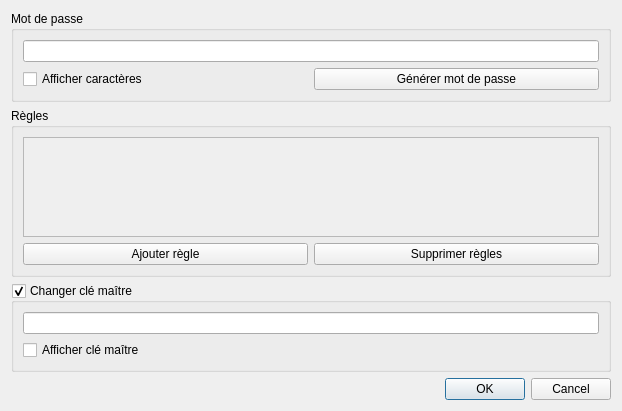
Old version of the form src/RetardateurMDP/ChangePasswordDialog.ui in the repository PoignardAzur/GenerateurMdP.
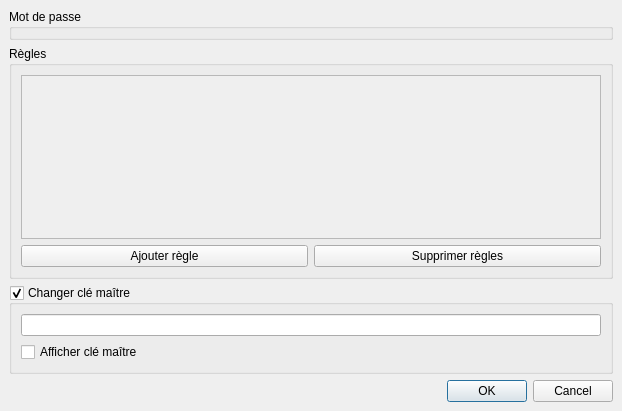
New version of the form.

Commit message:
Edit PasswordDelayer to include PasswordGenerator
- Edit UI files
- Add signals and slots to PasswordGenerator
- Edit the source files of PasswordDelayer

The edit to the form file:
```diff
--- a/src/RetardateurMDP/ChangePasswordDialog.ui
+++ b/src/RetardateurMDP/ChangePasswordDialog.ui
@@ -26,6 +26,18 @@
    <string>Changer mot de passe</string>
   </property>
   <layout class="QVBoxLayout" name="main_layout">
+   <property name="leftMargin">
+    <number>9</number>
+   </property>
+   <property name="topMargin">
+    <number>9</number>
+   </property>
+   <property name="rightMargin">
+    <number>9</number>
+   </property>
+   <property name="bottomMargin">
+    <number>9</number>
+   </property>
    <item>
     <widget class="QGroupBox" name="password_box">
      <property name="locale">
@@ -35,27 +47,18 @@
       <string>Mot de passe</string>
      </property>
      <layout class="QVBoxLayout" name="password_layout">
-      <item>
-       <widget class="QLineEdit" name="password_lineEdit"/>
-      </item>
-      <item>
-       <layout class="QHBoxLayout" name="horizontalLayout">
-        <item>
-         <widget class="QCheckBox" name="drawPassword_checkbox">
-          <property name="text">
-           <string>Afficher caractères</string>
-          </property>
-         </widget>
-        </item>
-        <item>
-         <widget class="QPushButton" name="generatePassword_button">
-          <property name="text">
-           <string>Générer mot de passe</string>
-          </property>
-         </widget>
-        </item>
-       </layout>
-      </item>
+      <property name="leftMargin">
+       <number>0</number>
+      </property>
+      <property name="topMargin">
+       <number>0</number>
+      </property>
+      <property name="rightMargin">
+       <number>0</number>
+      </property>
+      <property name="bottomMargin">
+       <number>0</number>
+      </property>
      </layout>
     </widget>
    </item>
@@ -76,7 +79,7 @@
            <x>0</x>
            <y>0</y>
            <width>582</width>
-           <height>126</height>
+           <height>195</height>
           </rect>
          </property>
          <layout class="QVBoxLayout" name="ruleArea_layout">
```
The commit also changes 7 other files.
